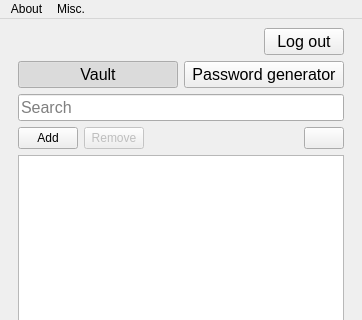
Qt form View/MainWindow.ui (cipher0ne/password-vault) before a commit; both pictures show x 0 to 362 and y 0 to 320 of the 362 by 534 pixel window.
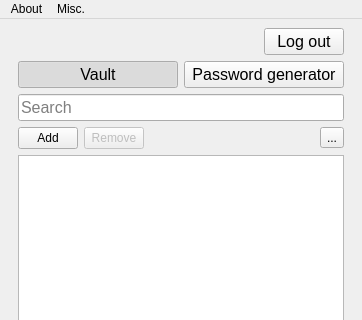
The same form after that commit. Icons and pictures are not drawn.

```diff
--- a/View/MainWindow.ui
+++ b/View/MainWindow.ui
@@ -225,9 +225,9 @@
              </spacer>
             </item>
             <item>
-             <widget class="QPushButton" name="pushButton_2">
+             <widget class="QToolButton" name="toolButton">
               <property name="text">
-               <string/>
+               <string>...</string>
               </property>
               <property name="icon">
                <iconset resource="../icons.qrc">
```
Left out of the diff: 4 changed lines with no effect on the pictures.
